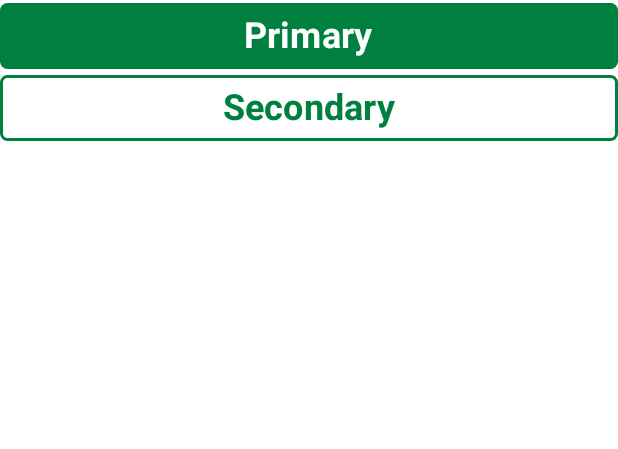
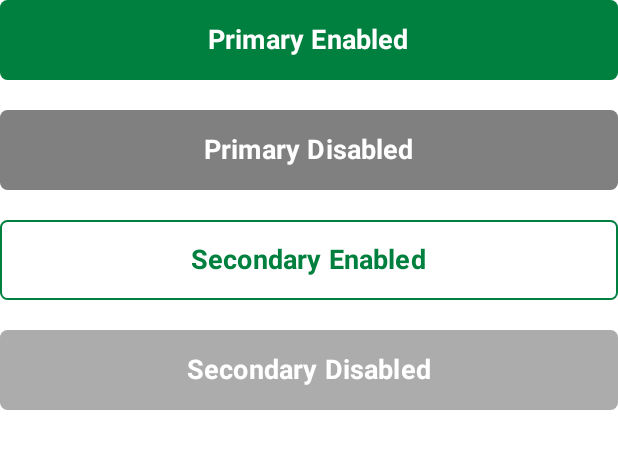
Before and after one commit to CarlostcDev/ilicitan-airlines, an Android app built with Jetpack Compose: the @Preview function ActionButtonPreview, on a phone screen of 412 x 824 dp. Shown: the top 449 px of the screen. Run offline under Robolectric (Android 15) with nearby library versions, the phone set to English and light mode, and no system bars.

Commit message:
refactor(mobile): restyle ActionButton component

```diff
--- a/mobile/app/src/main/java/com/carlostcdev/ilicitanairlines/ui/components/ActionButton.kt
+++ b/mobile/app/src/main/java/com/carlostcdev/ilicitanairlines/ui/components/ActionButton.kt
@@ -1,20 +1,25 @@
 package com.carlostcdev.ilicitanairlines.ui.components
 
 import androidx.compose.foundation.BorderStroke
+import androidx.compose.foundation.layout.Arrangement
 import androidx.compose.foundation.layout.Column
 import androidx.compose.foundation.layout.fillMaxWidth
+import androidx.compose.foundation.layout.padding
 import androidx.compose.material3.Button
 import androidx.compose.material3.ButtonDefaults
 import androidx.compose.material3.OutlinedButton
 import androidx.compose.material3.Text
 import androidx.compose.runtime.Composable
+import androidx.compose.ui.Alignment
 import androidx.compose.ui.Modifier
 import androidx.compose.ui.graphics.Color
 import androidx.compose.ui.text.font.FontWeight
 import androidx.compose.ui.tooling.preview.Preview
+import androidx.compose.ui.unit.dp
 import com.carlostcdev.ilicitanairlines.ui.enums.ButtonType
 import com.carlostcdev.ilicitanairlines.ui.theme.AppDimensions
 import com.carlostcdev.ilicitanairlines.ui.theme.AppShapes
+import com.carlostcdev.ilicitanairlines.ui.theme.AppSpacing
 import com.carlostcdev.ilicitanairlines.ui.theme.AppTextSizes
 import com.carlostcdev.ilicitanairlines.ui.theme.IlicitanColors
 
@@ -36,14 +41,15 @@ fun ActionButton(
                 colors = ButtonDefaults.buttonColors(
                     containerColor = IlicitanColors.Button.default,
                     contentColor = IlicitanColors.Text.hover,
-                    disabledContainerColor = IlicitanColors.Button.disabled,
-                    disabledContentColor = IlicitanColors.Text.disabled
+                    disabledContainerColor = IlicitanColors.Button.primaryDisabled,
+                    disabledContentColor = IlicitanColors.Button.contentDisabled
                 )
             ) {
                 Text(
                     text = label,
-                    fontSize = AppTextSizes.xxlarge,
-                    fontWeight = FontWeight.Bold
+                    fontSize = AppTextSizes.large,
+                    fontWeight = FontWeight.Bold,
+                    modifier = Modifier.padding(AppSpacing.small)
                 )
             }
 
@@ -56,18 +62,16 @@ fun ActionButton(
                 colors = ButtonDefaults.outlinedButtonColors(
                     containerColor = Color.Transparent,
                     contentColor = IlicitanColors.Text.secondary,
-                    disabledContainerColor = Color.Transparent,
-                    disabledContentColor = IlicitanColors.Text.disabled
+                    disabledContainerColor = IlicitanColors.Button.secondaryDisabled,
+                    disabledContentColor = IlicitanColors.Button.contentDisabled
                 ),
-                border = BorderStroke(
-                    AppDimensions.borderWidth,
-                    if (enabled) IlicitanColors.Button.default else IlicitanColors.Button.disabled
-                )
+                border = if (enabled) BorderStroke(AppDimensions.borderWidth, IlicitanColors.Button.default) else null
             ) {
                 Text(
                     text = label,
-                    fontSize = AppTextSizes.xxlarge,
-                    fontWeight = FontWeight.Bold
+                    fontSize = AppTextSizes.large,
+                    fontWeight = FontWeight.Bold,
+                    modifier = Modifier.padding(AppSpacing.small)
                 )
             }
     }
@@ -76,15 +80,29 @@ fun ActionButton(
 @Preview
 @Composable
 fun ActionButtonPreview() {
-    Column {
+    Column(
+        verticalArrangement = Arrangement.spacedBy(20.dp)
+    ) {
         ActionButton(
-            label = "Primary",
+            label = "Primary Enabled",
             onClick = {},
             buttonType = ButtonType.PRIMARY
         )
         ActionButton(
-            label = "Secondary",
+            label = "Primary Disabled",
             onClick = {},
+            enabled = false,
+            buttonType = ButtonType.PRIMARY
+        )
+        ActionButton(
+            label = "Secondary Enabled",
+            onClick = {},
+            buttonType = ButtonType.SECONDARY
+        )
+        ActionButton(
+            label = "Secondary Disabled",
+            onClick = {},
+            enabled = false,
             buttonType = ButtonType.SECONDARY
         )
     }
--- a/mobile/app/src/main/java/com/carlostcdev/ilicitanairlines/ui/theme/Color.kt
+++ b/mobile/app/src/main/java/com/carlostcdev/ilicitanairlines/ui/theme/Color.kt
@@ -16,6 +16,8 @@ object IlicitanColors {
         val default = Palette.primary
         val hover = Palette.secondary
         val focus = Palette.secondary
-        val disabled = Palette.lightGray
+        val primaryDisabled = Palette.blackGray
+        val secondaryDisabled = Palette.gray
+        val contentDisabled = Palette.white
     }
 }
--- a/mobile/app/src/main/java/com/carlostcdev/ilicitanairlines/ui/theme/Dimensions.kt
+++ b/mobile/app/src/main/java/com/carlostcdev/ilicitanairlines/ui/theme/Dimensions.kt
@@ -4,5 +4,5 @@ import androidx.compose.ui.unit.dp
 
 object AppDimensions {
     val iconSize = 24.dp
-    val borderWidth = 2.dp
+    val borderWidth = 1.dp
 }
--- a/mobile/app/src/main/java/com/carlostcdev/ilicitanairlines/ui/theme/Palette.kt
+++ b/mobile/app/src/main/java/com/carlostcdev/ilicitanairlines/ui/theme/Palette.kt
@@ -5,7 +5,9 @@ import androidx.compose.ui.graphics.Color
 internal object Palette {
     val white = Color(0xFFFFFFFF)
     val lightGray = Color(0xFFF2F2F2)
-    val gray = Color(0xFFA0A0A0)
+    val blackGray = Color(0xFF808080)
+    val darkGray = Color(0xFFA0A0A0)
+    val gray = Color(0xFFACACAC)
     val primary = Color(0xFF00803E)
     val secondary = Color(0xFF026634)
     val black = Color(0xFF1A1A1A)
```
